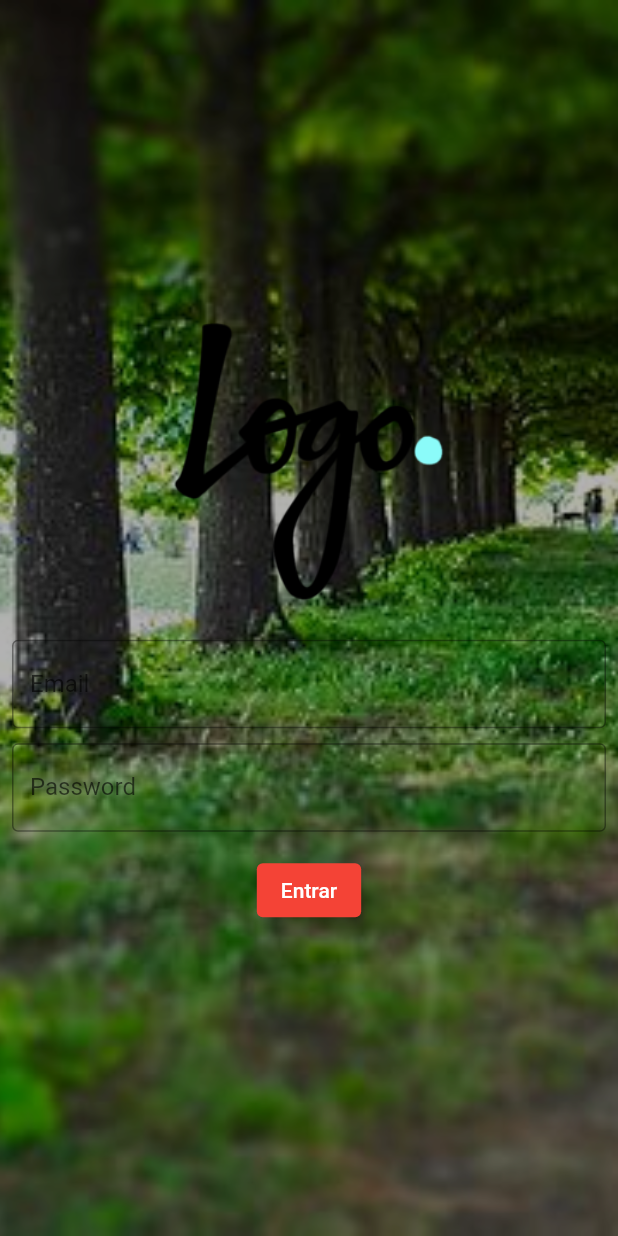
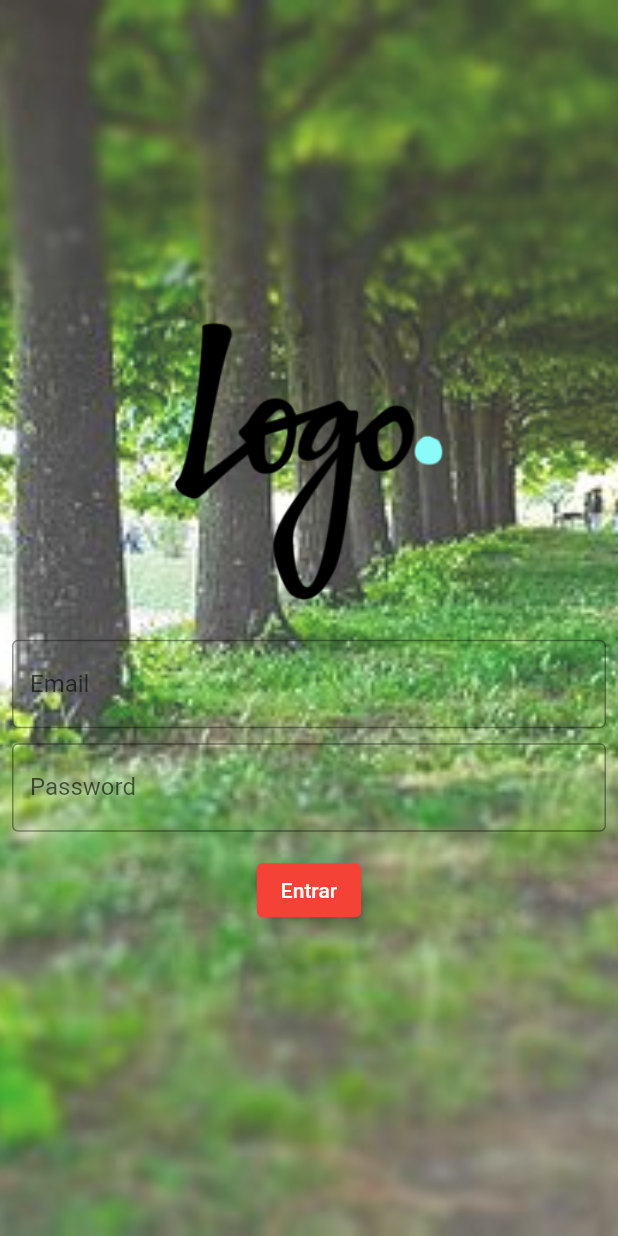
Before and after one commit to fasdacombr/Flutter, a Flutter app: the screen it shows after launch, on a phone screen of 412 x 824 dp. Run offline on Flutter 3.47's test engine with Material 2 defaults, Android fonts, the light colour scheme and no system bars.

Commit message:
Stack (ajustes)

```diff
--- a/lib/login_page.dart
+++ b/lib/login_page.dart
@@ -85,7 +85,7 @@ class _LoginPageState extends State<LoginPage> {
           height: MediaQuery.of(context).size.height,
           child: Image.asset('assets/images/background_1.jpg', fit: BoxFit.cover,)),
         Container(
-          color: Colors.black.withOpacity(0.3),
+          color: Colors.white.withOpacity(0.2),
         ),
         _body(),
       ],
--- a/pubspec.yaml
+++ b/pubspec.yaml
@@ -63,6 +63,7 @@ flutter:
   assets:
     - assets/images/logo.png
     - assets/images/background_1.jpg
+    - assets/images/background.png
 
   # An image asset can refer to one or more resolution-specific "variants", see
   # https://flutter.dev/assets-and-images/#resolution-aware
```
